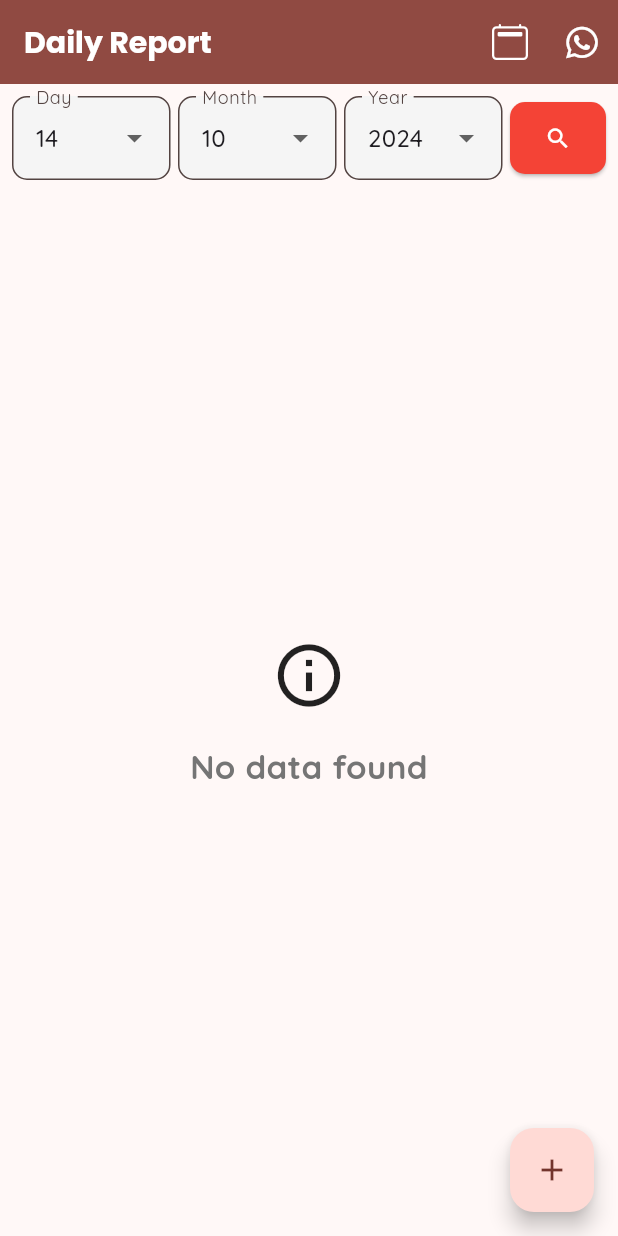
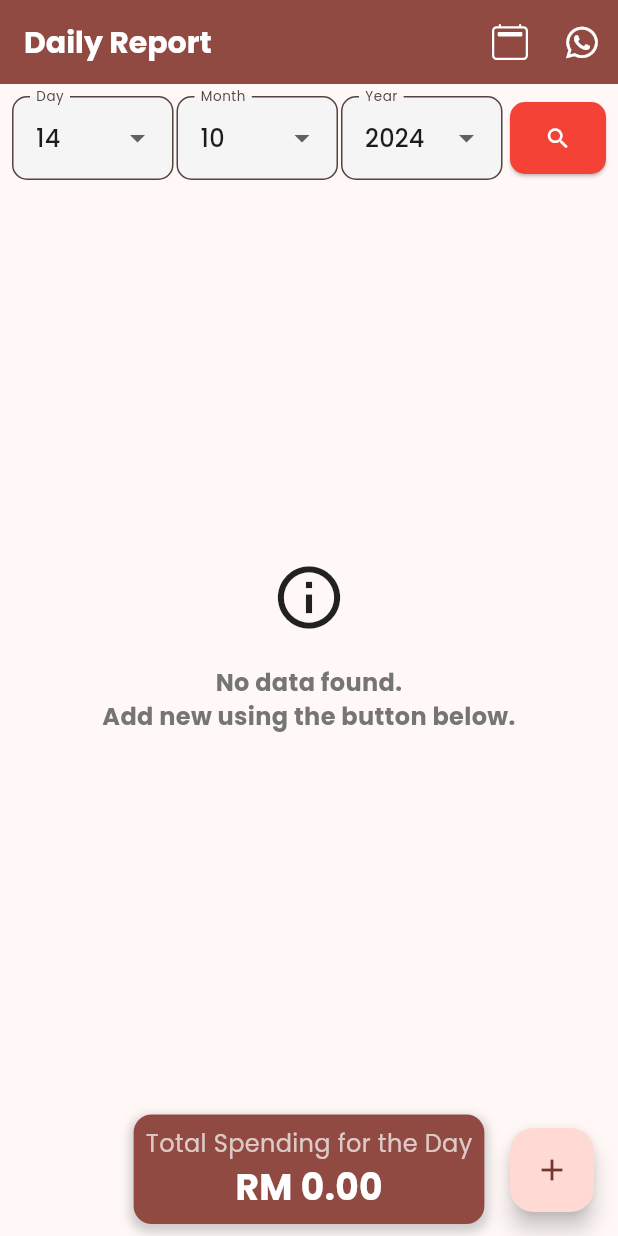
Before and after one commit to ahmadhanis/AqielWS, a Flutter app: the MyBudgetPage screen opened directly with empty values, on a phone screen of 412 x 824 dp. Run offline on Flutter 3.47's test engine with Material 3 defaults, Android fonts, the phone set to English and light mode, and no system bars; our stand-ins replace fl_chart, google_fonts, icons_plus, shared_preferences; accounts and stored records are empty; network calls fail.

Commit message:
theme update

```diff
--- a/mybudget/lib/daily_report_screen.dart
+++ b/mybudget/lib/daily_report_screen.dart
@@ -110,7 +110,7 @@ class _MyBudgetPageState extends State<MyBudgetPage> {
 
         // Update the state with the calculated total spending
         setState(() {
-          totalDaySpending = totalSpending;
+          //totalDaySpending = totalSpending;
         });
 
         return items;
@@ -270,8 +270,7 @@ class _MyBudgetPageState extends State<MyBudgetPage> {
                     width: double.infinity,
                     child: ElevatedButton(
                       onPressed: () async {
-                        await insertData(); // Insert the data
-                        Navigator.of(context).pop(); // Close the dialog
+                        insertData(); // Insert the data
                       },
                       style: ElevatedButton.styleFrom(
                         padding: const EdgeInsets.symmetric(vertical: 16),
@@ -480,63 +479,10 @@ class _MyBudgetPageState extends State<MyBudgetPage> {
                     selectedMonth.toString(), selectedYear.toString());
               },
               icon: const Icon(FontAwesome.whatsapp_brand)),
-          // PopupMenuButton<String>(
-          //   onSelected: (String value) {
-          //     if (value == 'exit') {
-          //       showDialog(
-          //         context: context,
-          //         builder: (BuildContext context) {
-          //           return AlertDialog(
-          //             title: const Text('Confirm Exit'),
-          //             content:
-          //                 const Text('Are you sure you want to exit the app?'),
-          //             actions: [
-          //               TextButton(
-          //                 onPressed: () {
-          //                   Navigator.of(context).pop(); // Close the dialog
-          //                 },
-          //                 child: const Text('Cancel'),
-          //               ),
-          //               ElevatedButton(
-          //                 onPressed: () {
-          //                   // Pop all routes to exit the app (or handle your custom exit logic)
-          //                   SystemNavigator.pop();
-          //                 },
-          //                 style: ElevatedButton.styleFrom(
-          //                   backgroundColor: Colors.red, // Red button for exit
-          //                 ),
-          //                 child: const Text(
-          //                   'Exit',
-          //                   style: TextStyle(color: Colors.white),
-          //                 ),
-          //               ),
-          //             ],
-          //           );
-          //         },
-          //       );
-          //     }
-          //   },
-          //   itemBuilder: (BuildContext context) {
-          //     return [
-          //       const PopupMenuItem<String>(
-          //         value: 'exit',
-          //         child: Text('Exit'),
-          //       ),
-          //     ];
-          //   },
-          // ),
         ],
       ),
       body: Center(
         child: Column(children: [
-          // Container(
-          //   margin: const EdgeInsets.only(top: 10),
-          //   child: Text(
-          //     "Daily Budget Report ($currentDay/$currentMonth/$currentYear)",
-          //     style: const TextStyle(fontSize: 16, fontWeight: FontWeight.bold),
-          //   ),
-          // ),
-
           Padding(
             padding: const EdgeInsets.all(8),
             child: Row(
@@ -547,7 +493,7 @@ class _MyBudgetPageState extends State<MyBudgetPage> {
                   child: DropdownButtonFormField<int>(
                     decoration: InputDecoration(
                       labelText: 'Day',
-                      labelStyle: const TextStyle(),
+                      labelStyle: const TextStyle(fontSize: 12),
                       border: OutlineInputBorder(
                         borderRadius: BorderRadius.circular(10),
                       ),
@@ -570,13 +516,13 @@ class _MyBudgetPageState extends State<MyBudgetPage> {
                     hint: const Text('Day'),
                   ),
                 ),
-                const SizedBox(width: 5),
+                const SizedBox(width: 2),
                 // Dropdown for month
                 Expanded(
                   child: DropdownButtonFormField<int>(
                     decoration: InputDecoration(
                       labelText: 'Month',
-                      labelStyle: const TextStyle(),
+                      labelStyle: const TextStyle(fontSize: 12),
                       border: OutlineInputBorder(
                         borderRadius: BorderRadius.circular(10),
                       ),
@@ -599,14 +545,14 @@ class _MyBudgetPageState extends State<MyBudgetPage> {
                     hint: const Text('Month'),
                   ),
                 ),
-                const SizedBox(width: 5), // Spacing between dropdowns
+                const SizedBox(width: 2), // Spacing between dropdowns
 
                 // Dropdown for year
                 Expanded(
                   child: DropdownButtonFormField<int>(
                     decoration: InputDecoration(
                       labelText: 'Year',
-                      labelStyle: const TextStyle(),
+                      labelStyle: const TextStyle(fontSize: 12),
                       border: OutlineInputBorder(
                         borderRadius: BorderRadius.circular(10),
                       ),
@@ -854,9 +800,9 @@ class _MyBudgetPageState extends State<MyBudgetPage> {
                         const SizedBox(
                             height: 20), // Spacing between icon and text
                         Text(
-                          'No data found',
+                          'No data found.\nAdd new using the button below.',
                           style: TextStyle(
-                            fontSize: 22,
+                            fontSize: 16,
                             fontWeight: FontWeight.bold,
                             color: Colors
                                 .grey.shade600, // Softer color for modern look
@@ -870,6 +816,43 @@ class _MyBudgetPageState extends State<MyBudgetPage> {
               },
             ),
           ),
+          Container(
+            padding: const EdgeInsets.symmetric(vertical: 8.0, horizontal: 8.0),
+            margin: const EdgeInsets.all(8),
+            decoration: BoxDecoration(
+              color: Theme.of(context).colorScheme.primary,
+              // Background color for modern feel
+              borderRadius: BorderRadius.circular(12.0), // Rounded corners
+              boxShadow: [
+                BoxShadow(
+                  color: Colors.grey.withOpacity(0.5), // Soft shadow effect
+                  spreadRadius: 2,
+                  blurRadius: 5,
+                  offset: const Offset(0, 3), // Shadow position
+                ),
+              ],
+            ),
+            child: Column(
+              crossAxisAlignment: CrossAxisAlignment.center,
+              children: [
+                const Text(
+                  'Total Spending for the Day', // Label text
+                  style: TextStyle(
+                    fontSize: 16.0,
+                    color: Colors.white70, // Lighter color for label
+                  ),
+                ),
+                Text(
+                  'RM ${totalDaySpending.toStringAsFixed(2)}', // Displaying the total spending
+                  style: const TextStyle(
+                    fontSize: 24.0, // Bigger font for the total spending value
+                    fontWeight: FontWeight.bold,
+                    color: Colors.white, // White text for modern contrast
+                  ),
+                ),
+              ],
+            ),
+          )
         ]),
       ),
       floatingActionButton: FloatingActionButton(
@@ -956,10 +939,12 @@ class _MyBudgetPageState extends State<MyBudgetPage> {
       if (response.statusCode == 200) {
         var jsonResponse = json.decode(response.body);
         if (jsonResponse['success']) {
-          // Navigator.of(context).pop(true);
+          Navigator.of(context).pop(true);
+
           ScaffoldMessenger.of(context).showSnackBar(
             const SnackBar(content: Text('Data inserted successfully')),
           );
+
           futureBudgetItems =
               fetchBudgetItems(currentDay, currentMonth, currentYear);
           setState(() {
--- a/mybudget/lib/login_screen.dart
+++ b/mybudget/lib/login_screen.dart
@@ -51,7 +51,10 @@ class LoginScreenState extends State<LoginScreen> {
       await prefs.setString('password', _passwordController.text);
       await prefs.setBool('remember_me', _rememberMe);
       ScaffoldMessenger.of(context).showSnackBar(
-        const SnackBar(content: Text('Preferences Saved')),
+        const SnackBar(
+          content: Text('Preferences Saved'),
+          duration: Duration(seconds: 1),
+        ),
       );
     } else {
       await prefs.remove('email');
@@ -109,7 +112,10 @@ class LoginScreenState extends State<LoginScreen> {
 
             // Show login successful message
             ScaffoldMessenger.of(context).showSnackBar(
-              const SnackBar(content: Text('Login Successful')),
+              const SnackBar(
+                content: Text('Login Successful'),
+                duration: Duration(seconds: 1),
+              ),
             );
 
             // Navigate to MyBudgetPage and pass the user ID
--- a/mybudget/lib/main.dart
+++ b/mybudget/lib/main.dart
@@ -16,9 +16,10 @@ class MyApp extends StatelessWidget {
     return MaterialApp(
       title: 'MyBudget',
       theme: ThemeData(
+        primarySwatch: Colors.red,
         colorScheme: ColorScheme.fromSeed(seedColor: Colors.red),
         useMaterial3: true,
-        textTheme: GoogleFonts.quicksandTextTheme(
+        textTheme: GoogleFonts.poppinsTextTheme(
           Theme.of(context).textTheme, // Merge with existing theme styles
         ),
         appBarTheme: AppBarTheme(
```
Also changed, not shown: mybudget/pubspec.lock.
